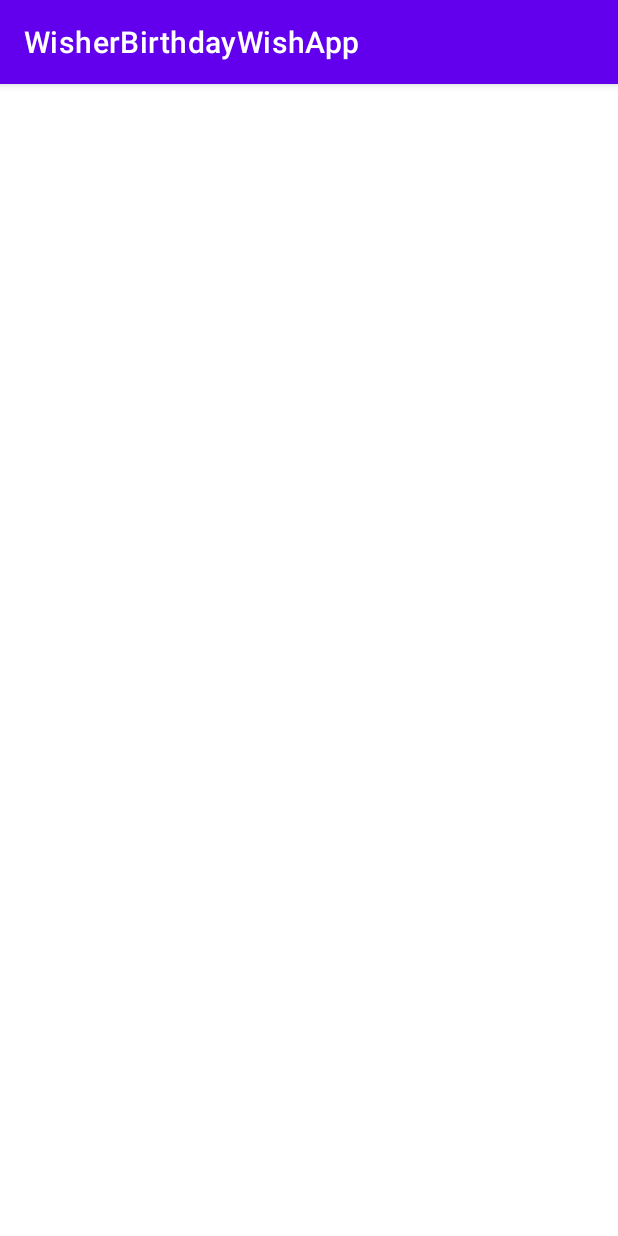
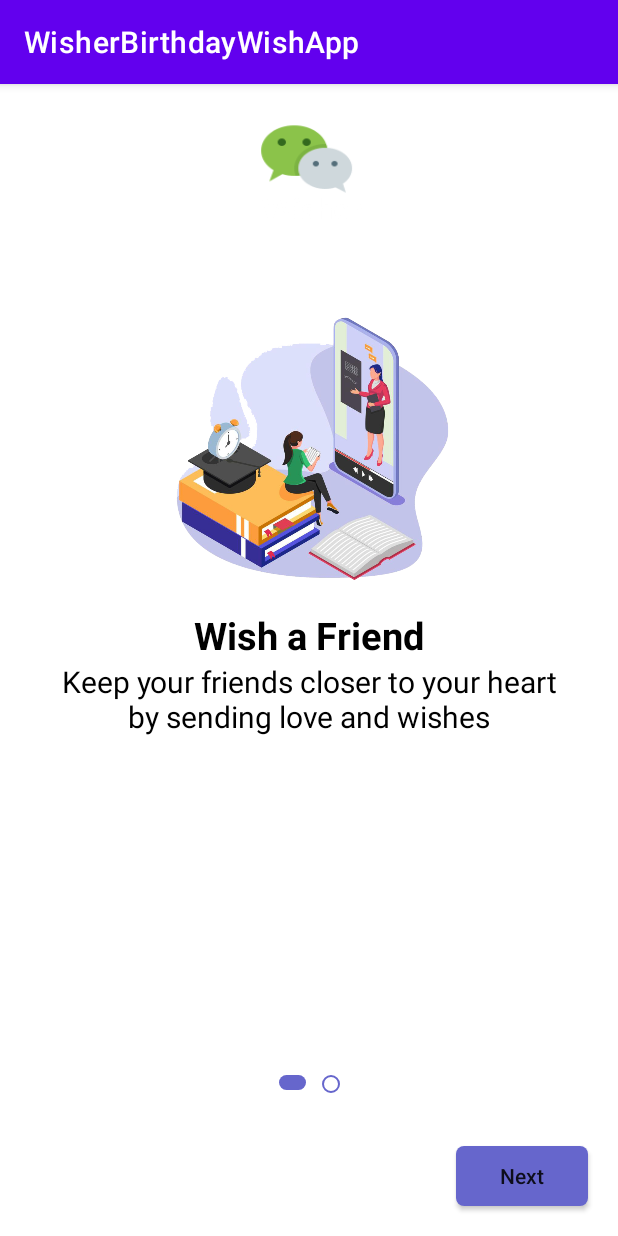
Before and after one commit to attahemma/WisherBirthdayWishApp, an Android app: the screen it shows after launch (SplashScreenActivity), on a phone screen of 412 x 824 dp. Run offline under Robolectric (Android 15) with nearby library versions, the light colour scheme and no system bars.

Commit message:
improving view layout

```diff
--- a/app/src/main/java/com/itech/wisherbirthdaywishapp/views/ui/onboardingFragment/OnboardingFragment.kt
+++ b/app/src/main/java/com/itech/wisherbirthdaywishapp/views/ui/onboardingFragment/OnboardingFragment.kt
@@ -28,8 +28,14 @@ class OnboardingFragment : Fragment(R.layout.fragment_onboarding) {
 
     private fun setUpOnboardingItem() {
         listOfOnBoardingItems = listOf(
-            ViewPagerDataModel(R.drawable.onboard_1),
-            ViewPagerDataModel(R.drawable.onboard_2)
+            ViewPagerDataModel(
+                R.drawable.onboard_1,
+            "Wish a Friend",
+                "Keep your friends closer to your heart by sending love and wishes"),
+            ViewPagerDataModel(
+                R.drawable.onboard_2,
+            "Be Reminded",
+            "Get notified even before its the day. Do not miss out on a friend's birthday")
         )
         adapter = OnboardingFragmentViewPagerAdapter()
         adapter.submitList(listOfOnBoardingItems)
--- a/app/src/main/java/com/itech/wisherbirthdaywishapp/views/ui/onboardingFragment/OnboardingFragmentViewPagerAdapter.kt
+++ b/app/src/main/java/com/itech/wisherbirthdaywishapp/views/ui/onboardingFragment/OnboardingFragmentViewPagerAdapter.kt
@@ -13,9 +13,13 @@ class OnboardingFragmentViewPagerAdapter():RecyclerView.Adapter<OnboardingFragme
     inner class OnboardingViewHolder(itemView: View):RecyclerView.ViewHolder(itemView){
         private val binding = OnboardingviewpagerLayoutBinding.bind(itemView)
         private val image = binding.onboardingImageView
+        private val title = binding.tvTitle
+        private val description = binding.tvDescription
 
         fun bind(item:ViewPagerDataModel){
             image.setImageResource(item.onBoardingImage)
+            item.Title.also { title.text = it }
+            item.Description.also { description.text = it }
         }
     }
 
--- a/app/src/main/java/com/itech/wisherbirthdaywishapp/views/ui/onboardingFragment/ViewPagerDataModel.kt
+++ b/app/src/main/java/com/itech/wisherbirthdaywishapp/views/ui/onboardingFragment/ViewPagerDataModel.kt
@@ -1,5 +1,7 @@
 package com.itech.wisherbirthdaywishapp.views.ui.onboardingFragment
 
 data class ViewPagerDataModel(
-    val onBoardingImage:Int
+    val onBoardingImage:Int,
+    val Title:String,
+    val Description:String
 )
--- a/app/src/main/res/drawable/selected_background.xml
+++ b/app/src/main/res/drawable/selected_background.xml
@@ -1,7 +1,7 @@
 <?xml version="1.0" encoding="utf-8"?>
 <shape xmlns:android="http://schemas.android.com/apk/res/android"
     android:shape="rectangle">
-    <solid android:color="@color/purple_200"/>
+    <solid android:color="@color/primary"/>
     <size android:height="10dp" android:width="18dp"/>
     <corners android:radius="30dp"/>
 
--- a/app/src/main/res/drawable/small_button_background.xml
+++ b/app/src/main/res/drawable/small_button_background.xml
@@ -1,5 +1,5 @@
 <?xml version="1.0" encoding="utf-8"?>
 <shape xmlns:android="http://schemas.android.com/apk/res/android" android:shape="rectangle">
-    <solid android:color="@color/purple_200"/>
+    <solid android:color="@color/primary"/>
     <corners android:radius="5dp"/>
 </shape>
--- a/app/src/main/res/drawable/unselected_circle.xml
+++ b/app/src/main/res/drawable/unselected_circle.xml
@@ -2,7 +2,7 @@
 <shape xmlns:android="http://schemas.android.com/apk/res/android"
     android:shape="oval">
     <solid android:color="@color/white"/>
-    <stroke android:width="1dp" android:color="@color/purple_200"/>
+    <stroke android:width="1dp" android:color="@color/primary"/>
     <size android:height="12dp" android:width="12dp"/>
 
 </shape>
--- a/app/src/main/res/layout/activity_splash_screen.xml
+++ b/app/src/main/res/layout/activity_splash_screen.xml
@@ -6,4 +6,10 @@
     android:layout_height="match_parent"
     tools:context=".views.SplashScreenActivity">
 
+    <androidx.fragment.app.FragmentContainerView
+        android:id="@+id/fragmentContainerView"
+        android:name="com.itech.wisherbirthdaywishapp.views.ui.onboardingFragment.OnboardingFragment"
+        android:layout_width="match_parent"
+        android:layout_height="match_parent"
+        />
 </androidx.constraintlayout.widget.ConstraintLayout>
--- a/app/src/main/res/layout/fragment_onboarding.xml
+++ b/app/src/main/res/layout/fragment_onboarding.xml
@@ -5,13 +5,24 @@
     android:layout_height="match_parent"
     xmlns:app="http://schemas.android.com/apk/res-auto"
     tools:context=".views.ui.onboardingFragment.OnboardingFragment">
+    <ImageView
+        android:id="@+id/appLogo"
+        android:layout_width="70dp"
+        android:layout_height="70dp"
+        android:layout_marginTop="20dp"
+        android:background="@drawable/app_logo"
+        app:layout_constraintStart_toStartOf="parent"
+        app:layout_constraintEnd_toEndOf="parent"
+        app:layout_constraintTop_toTopOf="parent"
+        />
     <androidx.viewpager2.widget.ViewPager2
         android:id="@+id/onboardingViewpager"
         android:layout_width="0dp"
-        android:layout_height="wrap_content"
+        android:layout_height="0dp"
+        android:layout_marginTop="10dp"
         app:layout_constraintStart_toStartOf="parent"
         app:layout_constraintEnd_toEndOf="parent"
-        app:layout_constraintTop_toTopOf="parent"
+        app:layout_constraintTop_toBottomOf="@id/appLogo"
         app:layout_constraintBottom_toTopOf="@id/indicatorContainer"
         />
         <LinearLayout
@@ -38,7 +49,7 @@
             android:id="@+id/btnPrevious"
             android:layout_margin="20dp"
             android:layout_width="wrap_content"
-        android:layout_height="40dp"
+            android:layout_height="40dp"
             android:text="@string/previous"
             android:textAllCaps="false"
             android:background="@drawable/small_button_background"
--- a/app/src/main/res/layout/onboardingviewpager_layout.xml
+++ b/app/src/main/res/layout/onboardingviewpager_layout.xml
@@ -1,10 +1,39 @@
 <?xml version="1.0" encoding="utf-8"?>
 <androidx.constraintlayout.widget.ConstraintLayout xmlns:android="http://schemas.android.com/apk/res/android"
     android:layout_width="match_parent"
-    android:layout_height="match_parent">
+    android:layout_height="match_parent"
+    xmlns:app="http://schemas.android.com/apk/res-auto">
     <ImageView
         android:id="@+id/onboardingImageView"
         android:layout_width="match_parent"
-        android:layout_height="match_parent"/>
+        android:layout_height="200dp"
+        android:layout_marginTop="50dp"
+        app:layout_constraintTop_toTopOf="parent"
+        />
+    <TextView
+        android:id="@+id/tvTitle"
+        android:layout_width="wrap_content"
+        android:layout_height="wrap_content"
+        android:layout_marginBottom="10dp"
+        android:textStyle="bold"
+        android:textSize="25sp"
+        android:textColor="@color/black"
+        app:layout_constraintStart_toStartOf="parent"
+        app:layout_constraintEnd_toEndOf="parent"
+        app:layout_constraintTop_toBottomOf="@id/onboardingImageView"
+        />
+    <TextView
+        android:id="@+id/tvDescription"
+        android:layout_width="wrap_content"
+        android:layout_height="wrap_content"
+        android:textSize="20sp"
+        android:paddingStart="30dp"
+        android:paddingEnd="30dp"
+        android:textAlignment="center"
+        android:textColor="@color/black"
+        app:layout_constraintStart_toStartOf="parent"
+        app:layout_constraintEnd_toEndOf="parent"
+        app:layout_constraintTop_toBottomOf="@id/tvTitle"
+        />
 
 </androidx.constraintlayout.widget.ConstraintLayout>
--- a/app/src/main/res/values/colors.xml
+++ b/app/src/main/res/values/colors.xml
@@ -7,4 +7,6 @@
     <color name="teal_700">#FF018786</color>
     <color name="black">#FF000000</color>
     <color name="white">#FFFFFFFF</color>
+    <color name="primary">#6666cc</color>
+    <color name="primaryDark">#5757AB</color>
 </resources>
```
Also changed, not shown: app/src/main/res/drawable/app_logo.png (added).
